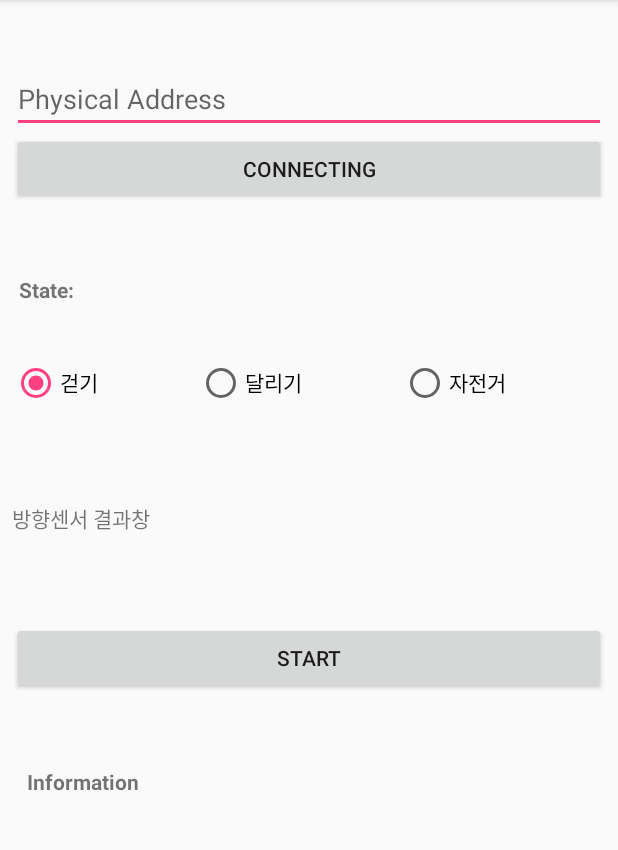
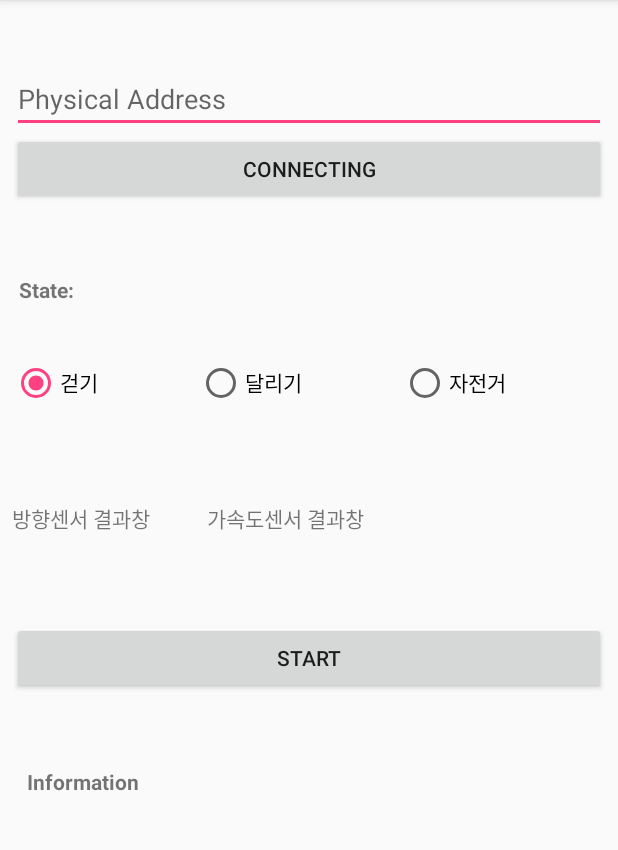
Before and after one commit to pjh6818/MaLID, an Android app: the MainActivity screen opened directly, with no data from a screen before it, on a phone screen of 412 x 824 dp, the part 84-934 px from its top. Run offline under Robolectric (Android 15) with nearby library versions, the phone set to English and light mode, and no system bars.

Commit message:
가속도 센서 추가
가속도 센서 추가

```diff
--- a/MALID/Data-Collector/app/src/main/java/malid/datacollector/Activities/MainActivity.java
+++ b/MALID/Data-Collector/app/src/main/java/malid/datacollector/Activities/MainActivity.java
@@ -50,9 +50,9 @@ public class MainActivity extends AppCompatActivity implements SensorEventListen
     private CounterService binder;
     private boolean running = true;
 ////////////////////////////////////////
-    private TextView tv;
-    private SensorManager sm;
-    private Sensor s; //옥이 추가
+    private TextView tv,tv2;
+    private SensorManager sm,sm2;
+    private Sensor s,s2; //옥이 추가
     // ////////////////////////////////////
     boolean startState = false;
     int time=0;
@@ -84,12 +84,15 @@ public class MainActivity extends AppCompatActivity implements SensorEventListen
 
         getBoundedDevice();
 
-        tv = (TextView)findViewById(R.id.textView1);
+        tv = (TextView)findViewById(R.id.orientview);
+        tv2=(TextView)findViewById(R.id.accelview);
 
         // 센서객체를 얻어오기 위해서는 센서메니저를 통해서만 가능하다
         sm = (SensorManager)
                 getSystemService(Context.SENSOR_SERVICE);
+        sm2=(SensorManager)getSystemService(Context.SENSOR_SERVICE);
         s = sm.getDefaultSensor(Sensor.TYPE_ORIENTATION); // 방향센서
+        s2=sm2.getDefaultSensor(Sensor.TYPE_ACCELEROMETER);
     }
 
     void getBoundedDevice() {   // MI Band 2 MAC address 자동등록
@@ -409,11 +412,13 @@ public class MainActivity extends AppCompatActivity implements SensorEventListen
         sm.registerListener(this,        // 콜백 받을 리스너
                 s,            // 콜백 원하는 센서
                 SensorManager.SENSOR_DELAY_UI); // 지연시간
+        sm2.registerListener(this,s2,SensorManager.SENSOR_DELAY_UI);
     }
     @Override
     protected void onPause() { // 화면을 빠져나가면 즉시 센서자원 반납해야함!!
         super.onPause();
         sm.unregisterListener(this); // 반납할 센서
+        sm2.unregisterListener(this);
     }
 
     public void onSensorChanged(SensorEvent event) {
@@ -426,6 +431,13 @@ public class MainActivity extends AppCompatActivity implements SensorEventListen
                     +"\n롤 : "+event.values[2];
             tv.setText(str);
         }
+        if(event.sensor.getType() == Sensor.TYPE_ACCELEROMETER){
+            String str = "가속센서값"
+                    +"\nX : "+ event.values[0]
+                    +"\nY : "+ event.values[1]
+                    +"\nZ : "+ event.values[2];
+            tv2.setText(str);
+        }
     }
 
     public void onAccuracyChanged(Sensor sensor, int accuracy) {
--- a/MALID/Data-Collector/app/src/main/res/layout/activity_main.xml
+++ b/MALID/Data-Collector/app/src/main/res/layout/activity_main.xml
@@ -81,12 +81,24 @@
             android:id="@+id/txtTimer"
             android:layout_width="match_parent"
             android:layout_height="20dp" />
-        <TextView
-            android:id="@+id/textView1"
+        <LinearLayout
             android:layout_width="wrap_content"
-            android:layout_height="80dp"
-            android:text="방향센서 결과창"
-            />
+            android:layout_height="wrap_content"
+            android:orientation="horizontal">
+            <TextView
+                android:id="@+id/orientview"
+                android:layout_width="130dp"
+                android:layout_height="80dp"
+                android:text="방향센서 결과창"
+                />
+            <TextView
+                android:id="@+id/accelview"
+                android:layout_width="130dp"
+                android:layout_height="80dp"
+                android:text="가속도센서 결과창"/>
+
+        </LinearLayout>
+
 
         <Button
             android:id="@+id/btnServer"
```
